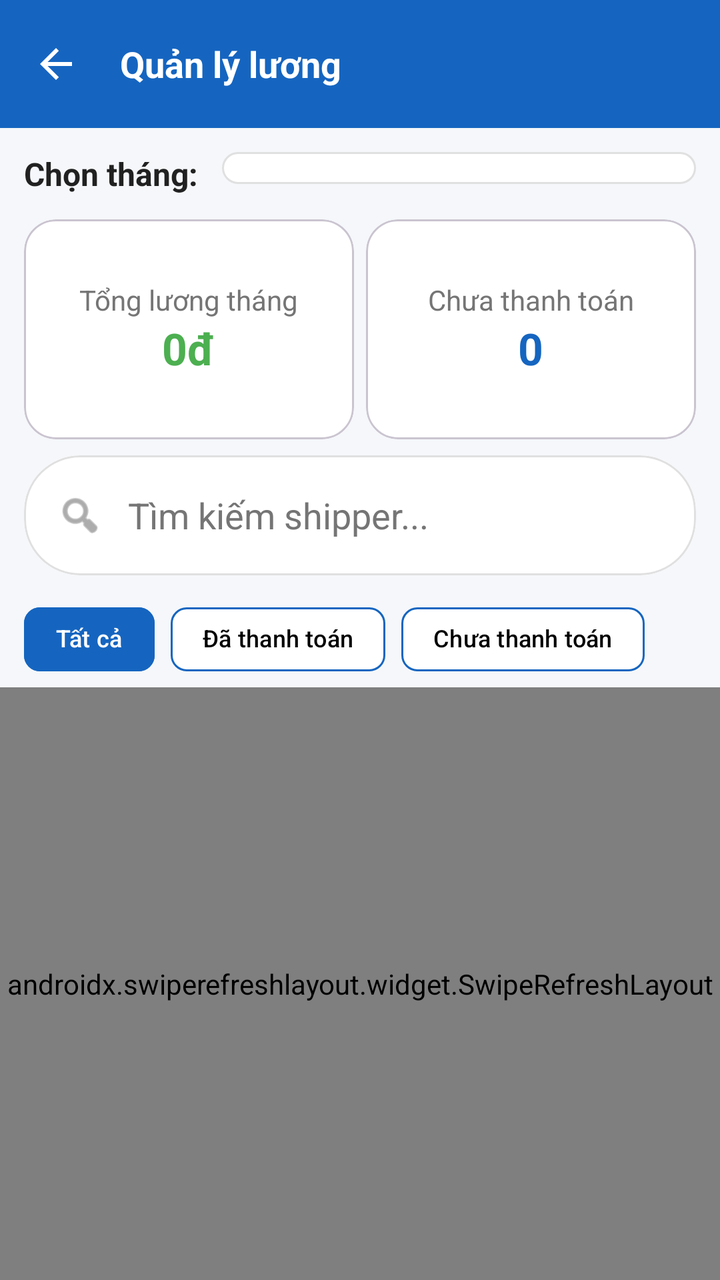
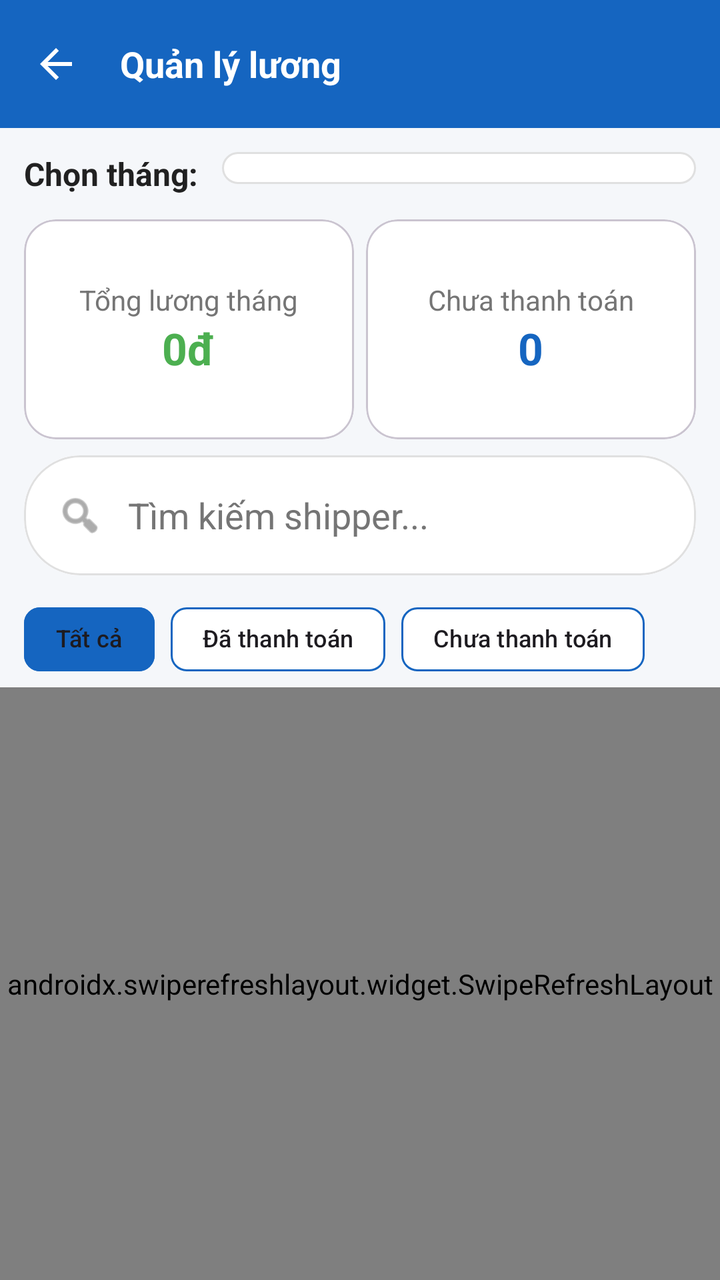

An Android layout rendered at two revisions. The XML below is the earlier revision; the diff shows what the commit changed to produce the second picture.
<!-- AndroidManifest.xml: application theme Theme.UDGH -->
<!-- res/layout/activity_salary_management.xml -->
<?xml version="1.0" encoding="utf-8"?>
<LinearLayout xmlns:android="http://schemas.android.com/apk/res/android"
    xmlns:app="http://schemas.android.com/apk/res-auto"
    android:id="@+id/main"
    android:layout_width="match_parent"
    android:layout_height="match_parent"
    android:background="@color/background"
    android:orientation="vertical">

    <com.google.android.material.appbar.MaterialToolbar
        android:id="@+id/toolbar"
        android:layout_width="match_parent"
        android:layout_height="?attr/actionBarSize"
        android:background="@color/primary"
        app:navigationIcon="@drawable/sgv_back"
        app:title="Quản lý lương"
        app:titleTextAppearance="@style/ToolbarTitleStyle"
        app:titleTextColor="@color/white" />

    
    <LinearLayout
        android:layout_width="match_parent"
        android:layout_height="wrap_content"
        android:orientation="horizontal"
        android:padding="12dp">

        <TextView
            android:layout_width="wrap_content"
            android:layout_height="wrap_content"
            android:layout_gravity="center_vertical"
            android:text="Chọn tháng: "
            android:textColor="@color/black"
            android:textSize="16sp"
            android:textStyle="bold" />

        <Spinner
            android:id="@+id/spMonth"
            android:layout_width="0dp"
            android:layout_height="wrap_content"
            android:layout_marginStart="8dp"
            android:layout_weight="1"
            android:background="@drawable/bg_spinner" />

    </LinearLayout>

    
    <LinearLayout
        android:layout_width="match_parent"
        android:layout_height="wrap_content"
        android:orientation="horizontal"
        android:paddingHorizontal="12dp"
        android:paddingBottom="8dp">

        <com.google.android.material.card.MaterialCardView
            android:layout_width="0dp"
            android:layout_height="110dp"
            android:layout_marginEnd="6dp"
            android:layout_weight="1"
            app:cardCornerRadius="16dp">

            <LinearLayout
                android:layout_width="match_parent"
                android:layout_height="match_parent"
                android:background="@color/white"
                android:gravity="center"
                android:orientation="vertical">

                <TextView
                    android:layout_width="wrap_content"
                    android:layout_height="wrap_content"
                    android:text="Tổng lương tháng"
                    android:textColor="@color/gray" />

                <TextView
                    android:id="@+id/txtTotalSalary"
                    android:layout_width="wrap_content"
                    android:layout_height="wrap_content"
                    android:text="0đ"
                    android:textColor="@color/success"
                    android:textSize="22sp"
                    android:textStyle="bold" />

            </LinearLayout>

        </com.google.android.material.card.MaterialCardView>

        <com.google.android.material.card.MaterialCardView
            android:layout_width="0dp"
            android:layout_height="110dp"
            android:layout_weight="1"
            app:cardCornerRadius="16dp">

            <LinearLayout
                android:layout_width="match_parent"
                android:layout_height="match_parent"
                android:background="@color/white"
                android:gravity="center"
                android:orientation="vertical">

                <TextView
                    android:layout_width="wrap_content"
                    android:layout_height="wrap_content"
                    android:text="Chưa thanh toán"
                    android:textColor="@color/gray" />

                <TextView
                    android:id="@+id/txtTotalUnpaid"
                    android:layout_width="wrap_content"
                    android:layout_height="wrap_content"
                    android:text="0"
                    android:textColor="@color/primary"
                    android:textSize="22sp"
                    android:textStyle="bold" />

            </LinearLayout>

        </com.google.android.material.card.MaterialCardView>

    </LinearLayout>

    
    <com.google.android.material.card.MaterialCardView
        android:layout_width="match_parent"
        android:layout_height="60dp"
        android:layout_marginHorizontal="12dp"
        android:layout_marginBottom="8dp"
        app:cardCornerRadius="28dp"
        app:cardElevation="0dp"
        app:strokeColor="#E0E0E0"
        app:strokeWidth="1dp">

        <LinearLayout
            android:layout_width="match_parent"
            android:layout_height="match_parent"
            android:background="@color/white"
            android:gravity="center_vertical"
            android:orientation="horizontal"
            android:paddingHorizontal="16dp">

            <ImageView
                android:layout_width="24dp"
                android:layout_height="24dp"
                android:src="@android:drawable/ic_menu_search"
                app:tint="@color/gray" />

            <EditText
                android:id="@+id/edtSearch"
                android:layout_width="0dp"
                android:layout_height="52dp"
                android:layout_marginStart="12dp"
                android:layout_weight="1"
                android:background="@null"
                android:hint="Tìm kiếm shipper..."
                android:inputType="text"
                android:textColor="@color/black"
                android:textColorHint="@color/gray" />

        </LinearLayout>

    </com.google.android.material.card.MaterialCardView>

    <com.google.android.material.chip.ChipGroup
        android:id="@+id/chipGroupFilter"
        android:layout_width="match_parent"
        android:layout_height="wrap_content"
        android:layout_marginHorizontal="12dp"
        app:singleSelection="true">

        <com.google.android.material.chip.Chip
            android:id="@+id/chipAll"
            android:layout_width="wrap_content"
            android:layout_height="wrap_content"
            app:chipBackgroundColor="@color/salary_chip_background"
            app:chipStrokeColor="@color/primary"
            app:chipStrokeWidth="1dp"
            app:checkedIconVisible="false"
            android:textColor="@color/salary_chip_text"
            android:checkable="true"
            android:checked="true"
            android:text="Tất cả"
            android:textSize="12sp" />

        <com.google.android.material.chip.Chip
            android:id="@+id/chipPaid"
            android:layout_width="wrap_content"
            android:layout_height="wrap_content"
            app:chipBackgroundColor="@color/salary_chip_background"
            app:chipStrokeColor="@color/primary"
            app:chipStrokeWidth="1dp"
            app:checkedIconVisible="false"
            android:textColor="@color/salary_chip_text"
            android:checkable="true"
            android:text="Đã thanh toán"
            android:textSize="12sp" />

        <com.google.android.material.chip.Chip
            android:id="@+id/chipUnpaid"
            android:layout_width="wrap_content"
            android:layout_height="wrap_content"
            app:chipBackgroundColor="@color/salary_chip_background"
            app:chipStrokeColor="@color/primary"
            app:chipStrokeWidth="1dp"
            app:checkedIconVisible="false"
            android:textColor="@color/salary_chip_text"
            android:checkable="true"
            android:text="Chưa thanh toán"
            android:textSize="12sp" />

    </com.google.android.material.chip.ChipGroup>

    
    <androidx.swiperefreshlayout.widget.SwipeRefreshLayout
        android:id="@+id/swipeRefreshLayout"
        android:layout_width="match_parent"
        android:layout_height="0dp"
        android:layout_weight="1">

        <androidx.recyclerview.widget.RecyclerView
            android:id="@+id/rvSalary"
            android:layout_width="match_parent"
            android:layout_height="match_parent"
            android:padding="8dp" />

    </androidx.swiperefreshlayout.widget.SwipeRefreshLayout>

</LinearLayout>
<!-- resources referenced by this layout -->
<resources>
  <color name="background">#F5F7FA</color>
  <color name="black">#212121</color>
  <color name="gray">#757575</color>
  <color name="primary">#1565C0</color>
  <color name="success">#4CAF50</color>
  <color name="white">#FFFFFF</color>
  <!-- drawable bg_spinner (drawable) -->
  <?xml version="1.0" encoding="utf-8"?>
  <shape xmlns:android="http://schemas.android.com/apk/res/android">
      <solid android:color="@color/white" />
      <stroke
          android:width="1dp"
          android:color="#E0E0E0" />
      <corners android:radius="8dp" />
      <padding
          android:left="12dp"
          android:top="8dp"
          android:right="12dp"
          android:bottom="8dp" />
  </shape>
  <!-- drawable sgv_back (drawable) -->
  <vector xmlns:android="http://schemas.android.com/apk/res/android"
      android:width="24dp"
      android:height="24dp"
      android:viewportWidth="960"
      android:viewportHeight="960">
    <path
        android:pathData="m313,520 l224,224 -57,56 -320,-320 320,-320 57,56 -224,224h487v80L313,520Z"
        android:fillColor="#FFFFFF"/>
  </vector>
  <style name="ToolbarTitleStyle">
          <item name="android:textSize">18sp</item>
          <item name="android:textStyle">bold</item>
          <item name="android:textColor">@android:color/white</item>
      </style>
  <style name="Theme.UDGH" parent="Base.Theme.UDGH" />
  <style name="Base.Theme.UDGH" parent="Theme.Material3.DayNight.NoActionBar">
          <item name="colorPrimary">@color/primary</item>
          <item name="colorPrimaryVariant">@color/primary_dark</item>
          <item name="android:statusBarColor">@color/primary_dark</item>
          <item name="android:windowLightStatusBar">false</item>
          <item name="android:navigationBarColor">@color/white</item>
          <item name="android:windowLightNavigationBar">true</item>
          
          
      </style>
  <color name="primary_dark">#0D47A1</color>
</resources>

<!-- the commit's change to res/layout/activity_salary_management.xml (unified diff, before → after) -->
@@ -174,7 +174,7 @@
             app:chipStrokeColor="@color/primary"
             app:chipStrokeWidth="1dp"
             app:checkedIconVisible="false"
-            android:textColor="@color/salary_chip_text"
+            app:chipTextColor="@color/salary_chip_text"
             android:checkable="true"
             android:checked="true"
             android:text="Tất cả"
@@ -188,7 +188,7 @@
             app:chipStrokeColor="@color/primary"
             app:chipStrokeWidth="1dp"
             app:checkedIconVisible="false"
-            android:textColor="@color/salary_chip_text"
+            app:chipTextColor="@color/salary_chip_text"
             android:checkable="true"
             android:text="Đã thanh toán"
             android:textSize="12sp" />
@@ -201,7 +201,7 @@
             app:chipStrokeColor="@color/primary"
             app:chipStrokeWidth="1dp"
             app:checkedIconVisible="false"
-            android:textColor="@color/salary_chip_text"
+            app:chipTextColor="@color/salary_chip_text"
             android:checkable="true"
             android:text="Chưa thanh toán"
             android:textSize="12sp" />
